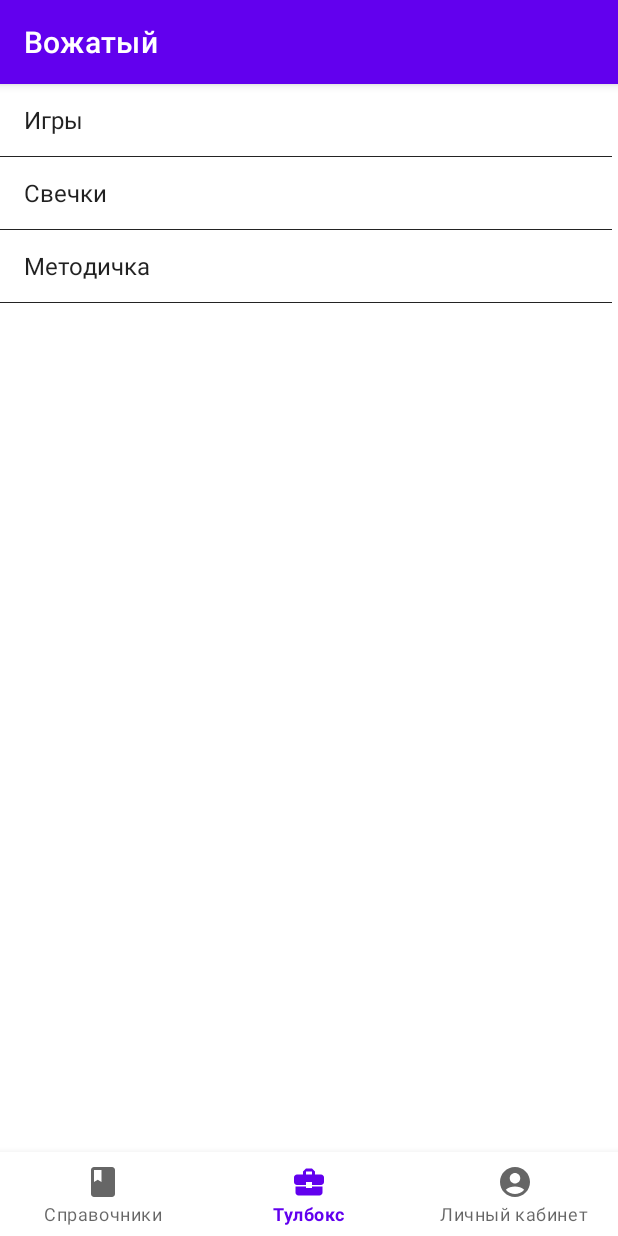
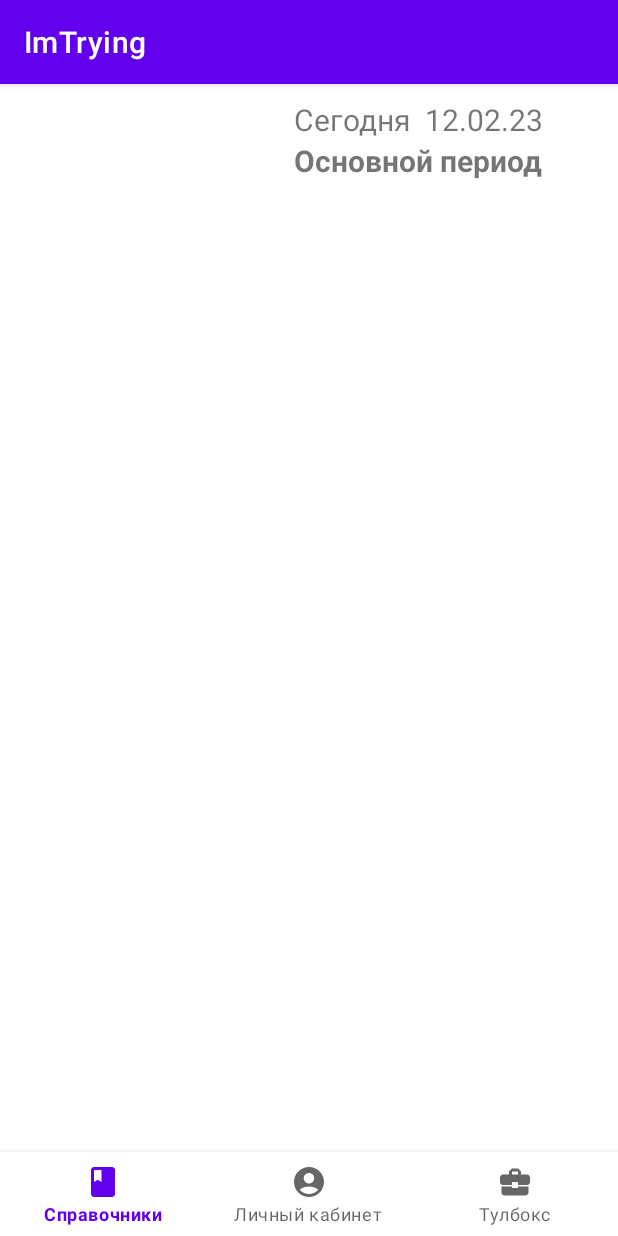
Before and after one commit to ModernMann/Counselor-3, an Android app: the screen it shows after launch (MainActivity before the commit, ActivityUser after it), item 2 of the bottom bar chosen, on a phone screen of 412 x 824 dp. Run offline under Robolectric (Android 15) with nearby library versions, the phone set to English and light mode, and no system bars.

Commit message:
Update DB and Frame

```diff
--- a/app/src/main/AndroidManifest.xml
+++ b/app/src/main/AndroidManifest.xml
@@ -11,6 +11,9 @@
         android:supportsRtl="true"
         android:theme="@style/Theme.ImTrying"
         tools:targetApi="31">
+        <activity
+            android:name=".ActivityUser"
+            android:exported="false" />
         <activity
             android:name=".ActivityAddGames"
             android:exported="false" />
--- a/app/src/main/java/com/example/imtrying/ActivityGames.java
+++ b/app/src/main/java/com/example/imtrying/ActivityGames.java
@@ -71,7 +71,8 @@ public class ActivityGames extends AppCompatActivity {
                 Intent intent;
                 switch(id){
                     case R.id.action_user:
-                        //Добавить активность Юзер
+                        intent = new Intent(ActivityGames.this, ActivityUser.class);
+                        startActivity(intent);
                         break;
                     case R.id.action_book:
                         intent = new Intent(ActivityGames.this, MainActivity.class);
--- /dev/null
+++ b/app/src/main/java/com/example/imtrying/ActivityUser.java
@@ -0,0 +1,92 @@
+package com.example.imtrying;
+
+import androidx.annotation.NonNull;
+import androidx.appcompat.app.AppCompatActivity;
+
+import android.content.Intent;
+import android.os.Bundle;
+import android.view.MenuItem;
+import android.widget.EditText;
+import android.widget.TextView;
+import android.widget.Toast;
+
+import com.google.android.material.bottomnavigation.BottomNavigationView;
+
+import java.text.SimpleDateFormat;
+import java.time.Duration;
+import java.time.LocalDateTime;
+import java.time.temporal.Temporal;
+import java.util.Date;
+
+public class ActivityUser extends AppCompatActivity {
+
+    BottomNavigationView bnv;
+    TextView textDate, textPeriod;
+
+    @Override
+    protected void onCreate(Bundle savedInstanceState) {
+        super.onCreate(savedInstanceState);
+        setContentView(R.layout.activity_user);
+        DateAndPeriod();
+    }
+    void DateAndPeriod(){
+        //Дата начала смены
+        Date dateStart = new Date(2023,2,11) ;
+
+        textDate = findViewById(R.id.textDate);
+        textPeriod = findViewById(R.id.textPeriod);
+
+
+
+        SimpleDateFormat sdf = new SimpleDateFormat("dd.MM.yy");
+        Date curDate = new Date();
+        textDate.setText(sdf.format(curDate).toString());
+
+        Integer timeBetween = (int)(long)(curDate.getTime() / 1000 - dateStart.getTime() / 1000 );
+        if (timeBetween > 0 && timeBetween <= 259200000){
+           textPeriod.setText("Основной период");
+        }
+        else if (timeBetween > 259200000 && timeBetween <= 1555200000){
+            textPeriod.setText("Организационный период");
+        }
+        else if (timeBetween > 1555200000 && timeBetween < 1814400000){
+            textPeriod.setText("Заключительный период");
+        }
+
+
+
+
+        //
+        // Нижнее меню навигации и его действия
+        //
+        bnv = findViewById(R.id.bottomNavigationView3);
+        bnv.setOnNavigationItemSelectedListener(new BottomNavigationView.OnNavigationItemSelectedListener() {
+            @Override
+            public boolean onNavigationItemSelected(@NonNull MenuItem item) {
+                int id = item.getItemId();
+                Intent intent;
+                switch(id){
+                    case R.id.action_user:
+                        break;
+                    case R.id.action_book:
+                        intent = new Intent(ActivityUser.this, MainActivity.class);
+                        startActivity(intent);
+                        break;
+                    case R.id.action_toolbox:
+                        //Добавить активность Тулбоксов
+                        break;
+
+                }
+                return true;
+            }
+        });
+        //
+        //------------------------------------------------------------------------------
+
+
+
+
+
+    }
+
+}
--- a/app/src/main/java/com/example/imtrying/MainActivity.java
+++ b/app/src/main/java/com/example/imtrying/MainActivity.java
@@ -5,7 +5,6 @@ import androidx.appcompat.app.AppCompatActivity;
 
 import android.content.Intent;
 import android.os.Bundle;
-import android.view.Menu;
 import android.view.MenuItem;
 import android.view.View;
 import android.widget.AdapterView;
@@ -26,7 +25,9 @@ public class MainActivity extends AppCompatActivity {
 
 
 
-
+        //
+        // Навигация в списке
+        //
         listMenu = findViewById(R.id.listMenu);
         arrayMenu = getResources().getStringArray(R.array.Menu);
         adapter = new ArrayAdapter<>(this, android.R.layout.simple_list_item_1,arrayMenu);
@@ -52,12 +53,15 @@ public class MainActivity extends AppCompatActivity {
                  }
             }
         });
+        //
+        //-------------------------------------------------------
+        //
 
 
         //
         // Нижнее меню навигации и его действия
         //
-        bnv = findViewById(R.id.bottomNavigationView);
+        bnv = findViewById(R.id.bottomNavigationView3);
         bnv.setOnNavigationItemSelectedListener(new BottomNavigationView.OnNavigationItemSelectedListener() {
             @Override
             public boolean onNavigationItemSelected(@NonNull MenuItem item) {
@@ -65,11 +69,10 @@ public class MainActivity extends AppCompatActivity {
                 Intent intent;
                 switch(id){
                     case R.id.action_user:
-                        //Добавить активность Юзер
+                        intent = new Intent(MainActivity.this, ActivityUser.class);
+                        startActivity(intent);
                         break;
                     case R.id.action_book:
-                        intent = new Intent(MainActivity.this, MainActivity.class);
-                        startActivity(intent);
                         break;
                     case R.id.action_toolbox:
                         //Добавить активность Тулбоксов
--- a/app/src/main/java/com/example/imtrying/MyDatabaseHelper.java
+++ b/app/src/main/java/com/example/imtrying/MyDatabaseHelper.java
@@ -102,9 +102,10 @@ public class MyDatabaseHelper extends SQLiteOpenHelper {
         return true;
     }
     void CheckDB(){
-        SQLiteDatabase db = this.getReadableDatabase();
+        Cursor cursor = this.readAllData();
 
-        if (db != null){
+        if (cursor != null){
+
         }
         else {
             UploadGames();
--- a/app/src/main/res/layout/activity_main.xml
+++ b/app/src/main/res/layout/activity_main.xml
@@ -13,7 +13,7 @@
         android:layout_height="0dp"
         android:cacheColorHint="#FFFFFF"
         android:scrollbarStyle="outsideInset"
-        app:layout_constraintBottom_toTopOf="@+id/bottomNavigationView"
+        app:layout_constraintBottom_toTopOf="@+id/bottomNavigationView3"
         app:layout_constraintEnd_toEndOf="parent"
         app:layout_constraintStart_toStartOf="parent"
         app:layout_constraintTop_toTopOf="parent">
@@ -21,7 +21,7 @@
     </ListView>
 
     <com.google.android.material.bottomnavigation.BottomNavigationView
-        android:id="@+id/bottomNavigationView"
+        android:id="@+id/bottomNavigationView3"
         android:layout_width="0dp"
         android:layout_height="wrap_content"
         app:layout_constraintBottom_toBottomOf="parent"
--- /dev/null
+++ b/app/src/main/res/layout/activity_user.xml
@@ -0,0 +1,48 @@
+<?xml version="1.0" encoding="utf-8"?>
+<androidx.constraintlayout.widget.ConstraintLayout xmlns:android="http://schemas.android.com/apk/res/android"
+    xmlns:app="http://schemas.android.com/apk/res-auto"
+    xmlns:tools="http://schemas.android.com/tools"
+    android:layout_width="match_parent"
+    android:layout_height="match_parent"
+    tools:context=".ActivityUser">
+
+    <TextView
+        android:id="@+id/textDate"
+        android:layout_width="wrap_content"
+        android:layout_height="wrap_content"
+        android:layout_marginTop="10dp"
+        android:layout_marginEnd="50dp"
+        android:text="Date"
+        android:textSize="20sp"
+        app:layout_constraintEnd_toEndOf="parent"
+        app:layout_constraintTop_toTopOf="parent" />
+
+    <TextView
+        android:id="@+id/labelDate"
+        android:layout_width="wrap_content"
+        android:layout_height="wrap_content"
+        android:layout_marginEnd="10dp"
+        android:text="Сегодня"
+        android:textSize="20sp"
+        app:layout_constraintEnd_toStartOf="@+id/textDate"
+        app:layout_constraintTop_toTopOf="@+id/textDate" />
+
+    <TextView
+        android:id="@+id/textPeriod"
+        android:layout_width="wrap_content"
+        android:layout_height="wrap_content"
+        android:text="Period"
+        android:textSize="20sp"
+        android:textStyle="bold"
+        app:layout_constraintStart_toStartOf="@+id/labelDate"
+        app:layout_constraintTop_toBottomOf="@+id/labelDate" />
+
+    <com.google.android.material.bottomnavigation.BottomNavigationView
+        android:id="@+id/bottomNavigationView3"
+        android:layout_width="0dp"
+        android:layout_height="wrap_content"
+        app:layout_constraintBottom_toBottomOf="parent"
+        app:layout_constraintEnd_toEndOf="parent"
+        app:layout_constraintStart_toStartOf="parent"
+        app:menu="@menu/bottom_nav_menu"/>
+</androidx.constraintlayout.widget.ConstraintLayout>
--- a/app/src/main/res/menu/bottom_nav_menu.xml
+++ b/app/src/main/res/menu/bottom_nav_menu.xml
@@ -8,13 +8,13 @@
         />
     <item
         android:id="@+id/action_toolbox"
-        android:orderInCategory="12"
+        android:orderInCategory="3"
         android:title="@string/action_toolbox"
         android:icon="@drawable/baseline_business_center_24"
         />
     <item
         android:id="@+id/action_user"
-        android:orderInCategory="13"
+        android:orderInCategory="2"
         android:title="@string/action_user"
         android:icon="@drawable/baseline_account_circle_24"
         />
```
